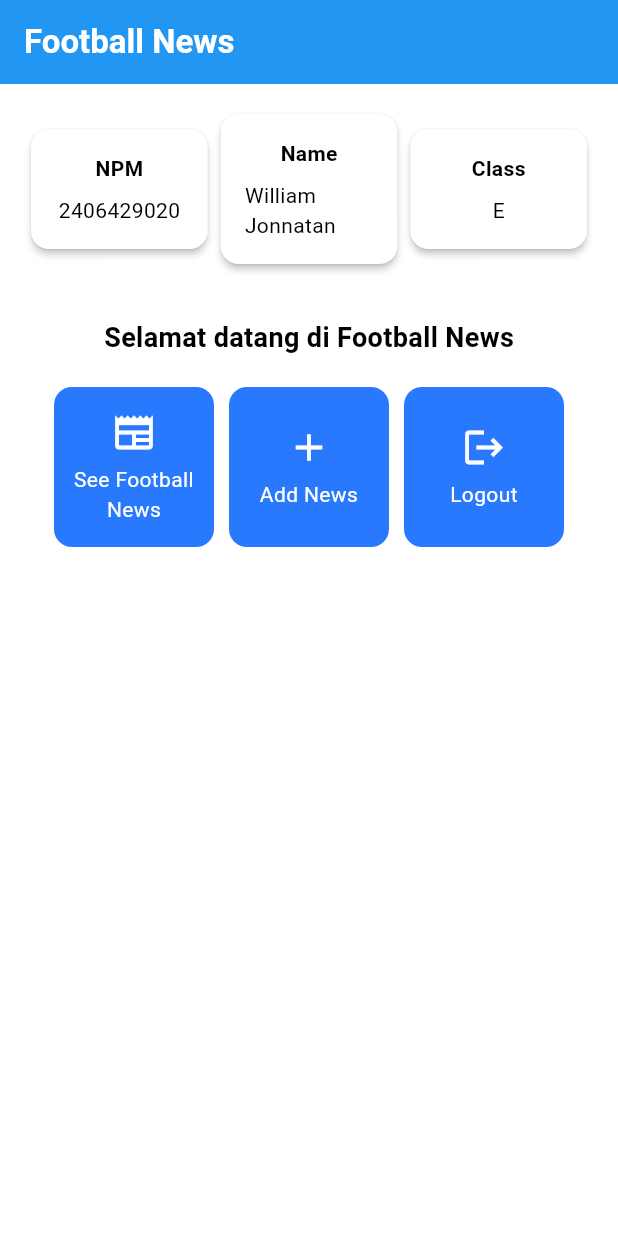
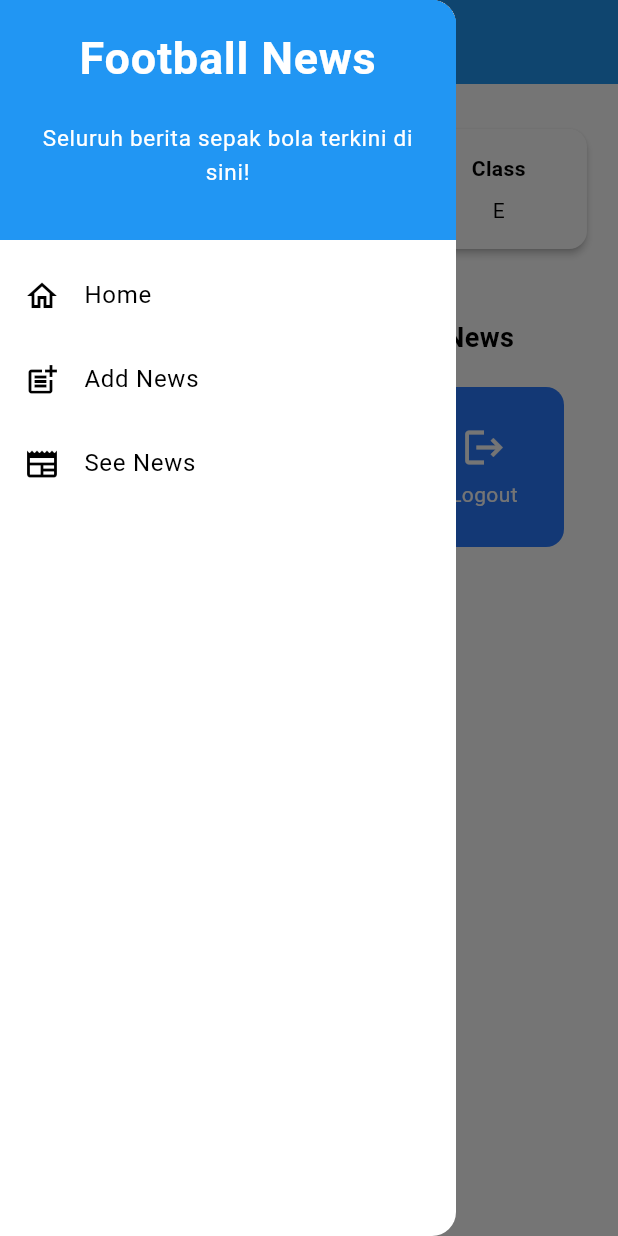
Before and after one commit to Weeleeam/football-news-mobile, a Flutter app: the screen it shows after launch, with the side drawer open (before the commit the screen has no drawer), on a phone screen of 412 x 824 dp. Run offline on Flutter 3.47's test engine with Material 3 defaults, Android fonts, the phone set to English and light mode, and no system bars.

Commit message:
Tutorial 7 done

```diff
--- a/lib/main.dart
+++ b/lib/main.dart
@@ -1,5 +1,5 @@
 import 'package:flutter/material.dart';
-import 'package:football_news/menu.dart';
+import 'package:football_news/screens/menu.dart';
 
 void main() {
   runApp(const MyApp());
--- a/lib/menu.dart
+++ b/lib/screens/menu.dart
@@ -1,4 +1,9 @@
 import 'package:flutter/material.dart';
+import 'package:football_news/widgets/left_drawer.dart';
+import 'package:football_news/screens/newslist_form.dart';
+import 'package:football_news/widgets/news_card.dart';
+
+
 class MyHomePage extends StatelessWidget {
     MyHomePage({super.key});
     final String nama = "William Jonnatan"; //nama
@@ -28,6 +33,7 @@ class MyHomePage extends StatelessWidget {
         // Warna latar belakang AppBar diambil dari skema warna tema aplikasi.
         backgroundColor: Theme.of(context).colorScheme.primary,
       ),
+      drawer: LeftDrawer(),
       // Body halaman dengan padding di sekelilingnya.
       body: Padding(
         padding: const EdgeInsets.all(16.0),
@@ -130,56 +136,3 @@ class ItemHomepage {
 
  ItemHomepage(this.name, this.icon);
 }
-
-class ItemCard extends StatelessWidget {
-  // Menampilkan kartu dengan ikon dan nama.
-
-  final ItemHomepage item;
-
-  const ItemCard(this.item, {super.key});
-
-  @override
-  Widget build(BuildContext context) {
-    return Material(
-      // Menentukan warna latar belakang dari tema aplikasi.
-      color: Theme.of(context).colorScheme.secondary,
-      // Membuat sudut kartu melengkung.
-      borderRadius: BorderRadius.circular(12),
-
-      child: InkWell(
-        // Aksi ketika kartu ditekan.
-        onTap: () {
-          // Menampilkan pesan SnackBar saat kartu ditekan.
-          ScaffoldMessenger.of(context)
-            ..hideCurrentSnackBar()
-            ..showSnackBar(
-              SnackBar(content: Text("Kamu telah menekan tombol ${item.name}!"))
-            );
-        },
-        // Container untuk menyimpan Icon dan Text
-        child: Container(
-          padding: const EdgeInsets.all(8),
-          child: Center(
-            child: Column(
-              // Menyusun ikon dan teks di tengah kartu.
-              mainAxisAlignment: MainAxisAlignment.center,
-              children: [
-                Icon(
-                  item.icon,
-                  color: Colors.white,
-                  size: 30.0,
-                ),
-                const Padding(padding: EdgeInsets.all(3)),
-                Text(
-                  item.name,
-                  textAlign: TextAlign.center,
-                  style: const TextStyle(color: Colors.white),
-                ),
-              ],
-            ),
-          ),
-        ),
-      ),
-    );
-  }
-}
--- /dev/null
+++ b/lib/widgets/left_drawer.dart
@@ -0,0 +1,80 @@
+import 'package:flutter/material.dart';
+import 'package:football_news/screens/menu.dart';
+import 'package:football_news/screens/newslist_form.dart';
+
+class LeftDrawer extends StatelessWidget {
+  const LeftDrawer({super.key});
+
+  @override
+  Widget build(BuildContext context) {
+    return Drawer(
+      child: ListView(
+        children: [
+          const DrawerHeader(
+            decoration: BoxDecoration(
+              color: Colors.blue,
+            ),
+            child: Column(
+              children: [
+                Text(
+                  'Football News',
+                  textAlign: TextAlign.center,
+                  style: TextStyle(
+                    fontSize: 30,
+                    fontWeight: FontWeight.bold,
+                    color: Colors.white,
+                  ),
+                ),
+                Padding(padding: EdgeInsets.all(10)),
+                Text("Seluruh berita sepak bola terkini di sini!",
+                  textAlign: TextAlign.center,
+                  style: TextStyle(
+                    fontSize: 15,
+                    color: Colors.white,
+                  ),
+                ),
+              ],
+            ),
+          ),
+          ListTile(
+            leading: const Icon(Icons.home_outlined),
+            title: const Text('Home'),
+            // Bagian redirection ke MyHomePage
+            onTap: () {
+              Navigator.pushReplacement(
+                  context,
+                  MaterialPageRoute(
+                    builder: (context) => MyHomePage(),
+                  ));
+            },
+          ),
+          ListTile(
+            leading: const Icon(Icons.post_add),
+            title: const Text('Add News'),
+            // Bagian redirection ke NewsFormPage
+            onTap: () {
+              Navigator.pushReplacement(
+                  context,
+                  MaterialPageRoute(
+                    builder: (context) => NewsFormPage(),
+                  ));
+            },
+          ),
+          // TODO: Buat ListTile baru untuk ke halaman melihat news
+          ListTile(
+            leading: const Icon(Icons.newspaper),
+            title: const Text('See News'),
+            // Bagian redirection ke NewsPage
+            onTap: () {
+              Navigator.pushReplacement(
+                  context,
+                  MaterialPageRoute(
+                    builder: (context) => NewsFormPage(),
+                  ));
+            },
+          ),
+        ],
+      ),
+    );
+  }
+}
--- /dev/null
+++ b/lib/widgets/news_card.dart
@@ -0,0 +1,63 @@
+import 'package:football_news/screens/newslist_form.dart';
+import 'package:flutter/material.dart';
+import 'package:football_news/screens/menu.dart';
+
+class ItemCard extends StatelessWidget {
+  // Menampilkan kartu dengan ikon dan nama.
+
+  final ItemHomepage item;
+
+  const ItemCard(this.item, {super.key});
+
+  @override
+  Widget build(BuildContext context) {
+    return Material(
+      // Menentukan warna latar belakang dari tema aplikasi.
+      color: Theme.of(context).colorScheme.secondary,
+      // Membuat sudut kartu melengkung.
+      borderRadius: BorderRadius.circular(12),
+
+      child: InkWell(
+        // Aksi ketika kartu ditekan.
+        onTap: () {
+          // Menampilkan pesan SnackBar saat kartu ditekan.
+          ScaffoldMessenger.of(context)
+            ..hideCurrentSnackBar()
+            ..showSnackBar(
+              SnackBar(content: Text("Kamu telah menekan tombol ${item.name}!"))
+            );
+          if (item.name == "Add News") {
+            Navigator.push(
+              context,
+              MaterialPageRoute(
+                builder: (context) => NewsFormPage(),
+            ));
+          }
+        },
+        // Container untuk menyimpan Icon dan Text
+        child: Container(
+          padding: const EdgeInsets.all(8),
+          child: Center(
+            child: Column(
+              // Menyusun ikon dan teks di tengah kartu.
+              mainAxisAlignment: MainAxisAlignment.center,
+              children: [
+                Icon(
+                  item.icon,
+                  color: Colors.white,
+                  size: 30.0,
+                ),
+                const Padding(padding: EdgeInsets.all(3)),
+                Text(
+                  item.name,
+                  textAlign: TextAlign.center,
+                  style: const TextStyle(color: Colors.white),
+                ),
+              ],
+            ),
+          ),
+        ),
+      ),
+    );
+  }
+}
```
Also changed, not shown: lib/screens/newslist_form.dart (added, +212 -0 lines).
